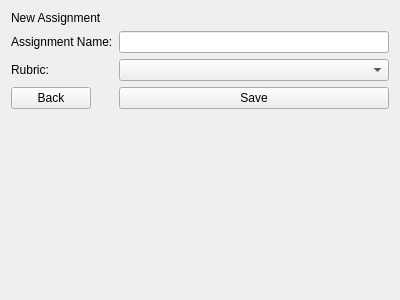
Before: the Qt Designer form GUI/newassignment.ui in Laucksy/CS-205-Project, drawn with Qt 5.
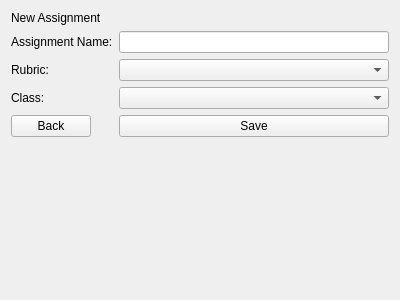
After: the same form once the commit is applied.

Commit message: new assignments screen

```diff
--- a/GUI/newassignment.ui
+++ b/GUI/newassignment.ui
@@ -41,20 +41,30 @@
    <item row="2" column="1">
     <widget class="QComboBox" name="comboBox"/>
    </item>
-   <item row="3" column="0">
+   <item row="4" column="0">
     <widget class="QPushButton" name="pushButton">
      <property name="text">
       <string>Back</string>
      </property>
     </widget>
    </item>
-   <item row="3" column="1">
+   <item row="4" column="1">
     <widget class="QPushButton" name="pushButton_2">
      <property name="text">
       <string>Save</string>
      </property>
     </widget>
    </item>
+   <item row="3" column="0">
+    <widget class="QLabel" name="label_4">
+     <property name="text">
+      <string>Class:</string>
+     </property>
+    </widget>
+   </item>
+   <item row="3" column="1">
+    <widget class="QComboBox" name="comboBox_2"/>
+   </item>
   </layout>
  </widget>
  <resources/>
```
